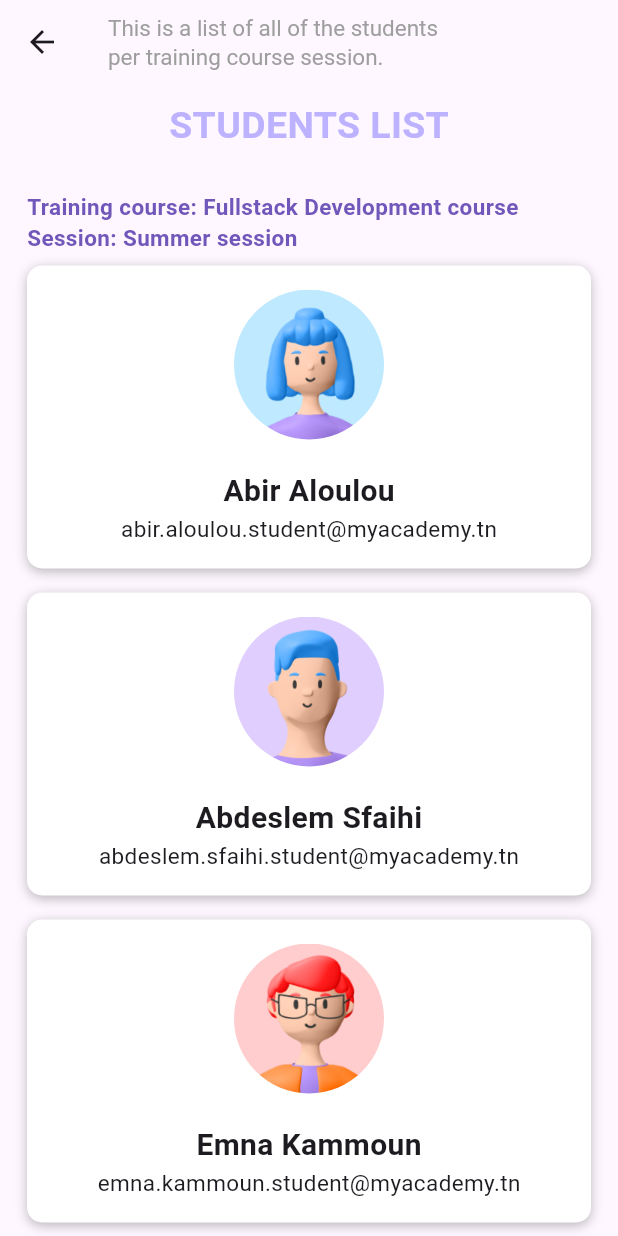
After one commit to AbirAloulou/MyAcademy_PFA, a Flutter app: the StudentsListPage screen opened directly, on a phone screen of 412 x 824 dp. The commit adds this screen. Run offline on Flutter 3.47's test engine with Material 3 defaults, Android fonts, the phone set to English and light mode, and no system bars; our stand-ins replace hidden_drawer_menu.

Commit message:
students page

```diff
--- /dev/null
+++ b/lib/pages/students.page.dart
@@ -0,0 +1,230 @@
+import 'package:flutter/material.dart';
+
+class StudentsListPage extends StatefulWidget {
+  const StudentsListPage({super.key});
+
+  @override
+  State<StudentsListPage> createState() => _StudentsListPageState();
+}
+
+class _StudentsListPageState extends State<StudentsListPage> {
+  @override
+  Widget build(BuildContext context) {
+    return Scaffold(
+      appBar: AppBar(
+        title: Expanded(
+          child: const Text(
+            'This is a list of all of the students \nper training course session.',
+            style: TextStyle(
+              color: Colors.grey,
+              fontSize: 15,
+              // fontWeight: FontWeight.bold,
+            ),
+          ),
+        ),
+      ),
+      body: SingleChildScrollView(
+        child: Padding(
+          padding: const EdgeInsets.all(10),
+          child: Column(
+              mainAxisAlignment: MainAxisAlignment.start,
+              crossAxisAlignment: CrossAxisAlignment.start,
+              children: [
+                Center(
+                  child: Text(
+                    'STUDENTS LIST',
+                    style: TextStyle(
+                      fontSize: 25,
+                      fontWeight: FontWeight.bold,
+                      color: Color(0xffBDB2FF),
+                    ),
+                  ),
+                ),
+                SizedBox(height: 25),
+                Padding(
+                  padding: const EdgeInsets.only(left: 8.0),
+                  child: Text(
+                    'Training course: Fullstack Development course',
+                    style: TextStyle(
+                      fontSize: 15,
+                      fontWeight: FontWeight.bold,
+                      color: Color(0xff7058BA),
+                    ),
+                  ),
+                ),
+                Padding(
+                  padding: const EdgeInsets.only(left: 8.0),
+                  child: Text(
+                    'Session: Summer session',
+                    style: TextStyle(
+                      fontSize: 15,
+                      fontWeight: FontWeight.bold,
+                      color: Color(0xff7058BA),
+                    ),
+                  ),
+                ),
+                Padding(
+                  padding: const EdgeInsets.all(8.0),
+                  child: Container(
+                    padding: const EdgeInsets.all(16.0),
+                    decoration: BoxDecoration(
+                      color: Colors.white, // Background color
+                      borderRadius: BorderRadius.circular(10.0),
+                      boxShadow: [
+                        BoxShadow(
+                          color: Colors.black26,
+                          offset: Offset(0, 2),
+                          blurRadius: 6.0,
+                        ),
+                      ], // Rounded corners
+                    ),
+                    child: Center(
+                      child: Column(
+                        mainAxisAlignment: MainAxisAlignment.center,
+                        crossAxisAlignment: CrossAxisAlignment.center,
+                        children: [
+                          ClipRRect(
+                            borderRadius: BorderRadius.circular(50.0),
+                            child: Image.asset(
+                              'assets/avatar-4.png',
+                              height: 100,
+                              width: 100,
+                            ),
+                          ),
+                          SizedBox(
+                            width: 10,
+                          ),
+                          SizedBox(
+                            height: 20,
+                          ),
+                          Text(
+                            'Abir Aloulou',
+                            style: TextStyle(
+                              fontSize: 20,
+                              fontWeight: FontWeight.bold,
+                            ),
+                          ),
+                          Text(
+                            'abir.aloulou.student@myacademy.tn',
+                            style: TextStyle(
+                              fontSize: 15,
+                              // fontWeight: FontWeight.bold,
+                            ),
+                          ),
+                        ],
+                      ),
+                    ),
+                  ),
+                ),
+                Padding(
+                  padding: const EdgeInsets.all(8.0),
+                  child: Container(
+                    padding: const EdgeInsets.all(16.0),
+                    decoration: BoxDecoration(
+                      color: Colors.white, // Background color
+                      borderRadius: BorderRadius.circular(10.0),
+                      boxShadow: [
+                        BoxShadow(
+                          color: Colors.black26,
+                          offset: Offset(0, 2),
+                          blurRadius: 6.0,
+                        ),
+                      ], // Rounded corners
+                    ),
+                    child: Center(
+                      child: Column(
+                        mainAxisAlignment: MainAxisAlignment.center,
+                        crossAxisAlignment: CrossAxisAlignment.center,
+                        children: [
+                          ClipRRect(
+                            borderRadius: BorderRadius.circular(50.0),
+                            child: Image.asset(
+                              'assets/avatar-1.png',
+                              height: 100,
+                              width: 100,
+                            ),
+                          ),
+                          SizedBox(
+                            width: 10,
+                          ),
+                          SizedBox(
+                            height: 20,
+                          ),
+                          Text(
+                            'Abdeslem Sfaihi',
+                            style: TextStyle(
+                              fontSize: 20,
+                              fontWeight: FontWeight.bold,
+                            ),
+                          ),
+                          Text(
+                            'abdeslem.sfaihi.student@myacademy.tn',
+                            style: TextStyle(
+                              fontSize: 15,
+                              // fontWeight: FontWeight.bold,
+                            ),
+                          ),
+                        ],
+                      ),
+                    ),
+                  ),
+                ),
+                Padding(
+                  padding: const EdgeInsets.all(8.0),
+                  child: Container(
+                    padding: const EdgeInsets.all(16.0),
+                    decoration: BoxDecoration(
+                      color: Colors.white, // Background color
+                      borderRadius: BorderRadius.circular(10.0),
+                      boxShadow: [
+                        BoxShadow(
+                          color: Colors.black26,
+                          offset: Offset(0, 2),
+                          blurRadius: 6.0,
+                        ),
+                      ], // Rounded corners
+                    ),
+                    child: Center(
+                      child: Column(
+                        mainAxisAlignment: MainAxisAlignment.center,
+                        crossAxisAlignment: CrossAxisAlignment.center,
+                        children: [
+                          ClipRRect(
+                            borderRadius: BorderRadius.circular(50.0),
+                            child: Image.asset(
+                              'assets/avatar-2.png',
+                              height: 100,
+                              width: 100,
+                            ),
+                          ),
+                          SizedBox(
+                            width: 10,
+                          ),
+                          SizedBox(
+                            height: 20,
+                          ),
+                          Text(
+                            'Emna Kammoun',
+                            style: TextStyle(
+                              fontSize: 20,
+                              fontWeight: FontWeight.bold,
+                            ),
+                          ),
+                          Text(
+                            'emna.kammoun.student@myacademy.tn',
+                            style: TextStyle(
+                              fontSize: 15,
+                              // fontWeight: FontWeight.bold,
+                            ),
+                          ),
+                        ],
+                      ),
+                    ),
+                  ),
+                ),
+              ]),
+        ),
+      ),
+    );
+  }
+}
```
Also changed, not shown: lib/menu/hidden_drawer.widget.dart (+6 -3 lines), lib/pages/calendar.page.dart (added, +15 -0 lines), lib/pages/profile.page.dart (added, +125 -0 lines), assets/avatar-2.png (added), assets/avatar-3.png (added), assets/avatar-4.png (added), assets/avatar-5.png (added).
